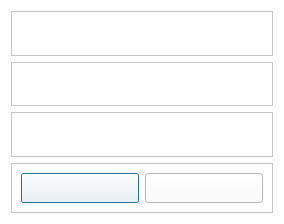
Before: the Qt Designer form CaX/dialog/formdialog.ui in fsest4u/CaX_03, drawn with Qt 5.
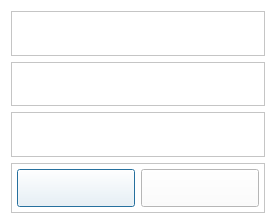
After: the same form once the commit is applied. Icons and pictures are not drawn.

The edit to the form file:
```diff
--- a/CaX/dialog/formdialog.ui
+++ b/CaX/dialog/formdialog.ui
@@ -146,6 +146,23 @@
        <height>50</height>
       </size>
      </property>
+     <property name="styleSheet">
+      <string notr="true">QPushButton
+{
+	border-image: url(&quot;:/resource/audiocd-popup-btn110-ok-n.png&quot;);
+	width: 110px;
+	height: 30px;
+	color: rgb(84, 84, 84)
+}
+
+QPushButton:hover
+{
+ 	border-image: url(&quot;:/resource/audiocd-popup-btn110-ok-h.png&quot;);
+	width: 110px;
+	height: 30px;	
+	color: rgb(255, 255, 255)
+}</string>
+     </property>
      <property name="frameShape">
       <enum>QFrame::StyledPanel</enum>
      </property>
@@ -153,6 +170,21 @@
       <enum>QFrame::Raised</enum>
      </property>
      <layout class="QHBoxLayout" name="horizontalLayout">
+      <property name="spacing">
+       <number>6</number>
+      </property>
+      <property name="leftMargin">
+       <number>0</number>
+      </property>
+      <property name="topMargin">
+       <number>0</number>
+      </property>
+      <property name="rightMargin">
+       <number>0</number>
+      </property>
+      <property name="bottomMargin">
+       <number>0</number>
+      </property>
       <item>
        <spacer name="horizontalSpacer">
         <property name="orientation">
@@ -183,23 +215,6 @@
           <bold>false</bold>
          </font>
         </property>
-        <property name="styleSheet">
-         <string notr="true">QPushButton
-{
-	border-image: url(&quot;:/resource/audiocd-popup-btn110-ok-n.png&quot;);
-	width: 110px;
-	height: 30px;
-	color: rgb(84, 84, 84)
-}
-
-QPushButton:hover
-{
- 	border-image: url(&quot;:/resource/audiocd-popup-btn110-ok-h.png&quot;);
-	width: 110px;
-	height: 30px;	
-	color: rgb(255, 255, 255)
-}</string>
-        </property>
        </widget>
       </item>
       <item>
@@ -219,23 +234,6 @@
           <bold>false</bold>
          </font>
         </property>
-        <property name="styleSheet">
-         <string notr="true">QPushButton
-{
-	border-image: url(&quot;:/resource/audiocd-popup-btn110-ok-n.png&quot;);
-	width: 110px;
-	height: 30px;
-	color: rgb(84, 84, 84)
-}
-
-QPushButton:hover
-{
- 	border-image: url(&quot;:/resource/audiocd-popup-btn110-ok-h.png&quot;);
-	width: 110px;
-	height: 30px;	
-	color: rgb(255, 255, 255)
-}</string>
-        </property>
        </widget>
       </item>
       <item>
```
